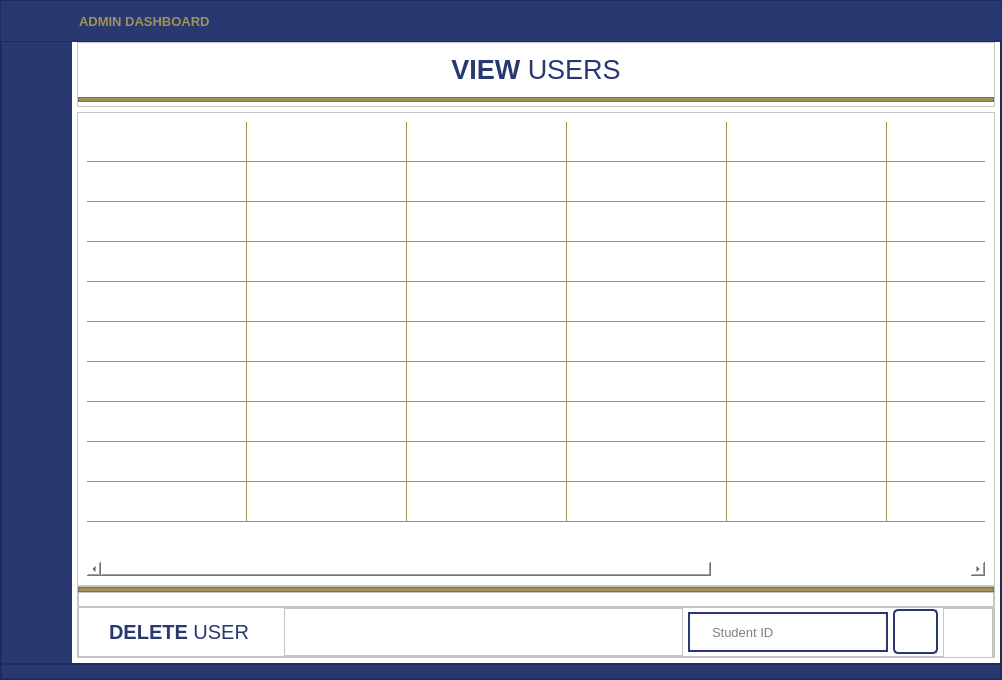
Above: main_screen.ui from JohnPhil28/SoftEng before the change. Below: the same form after it.
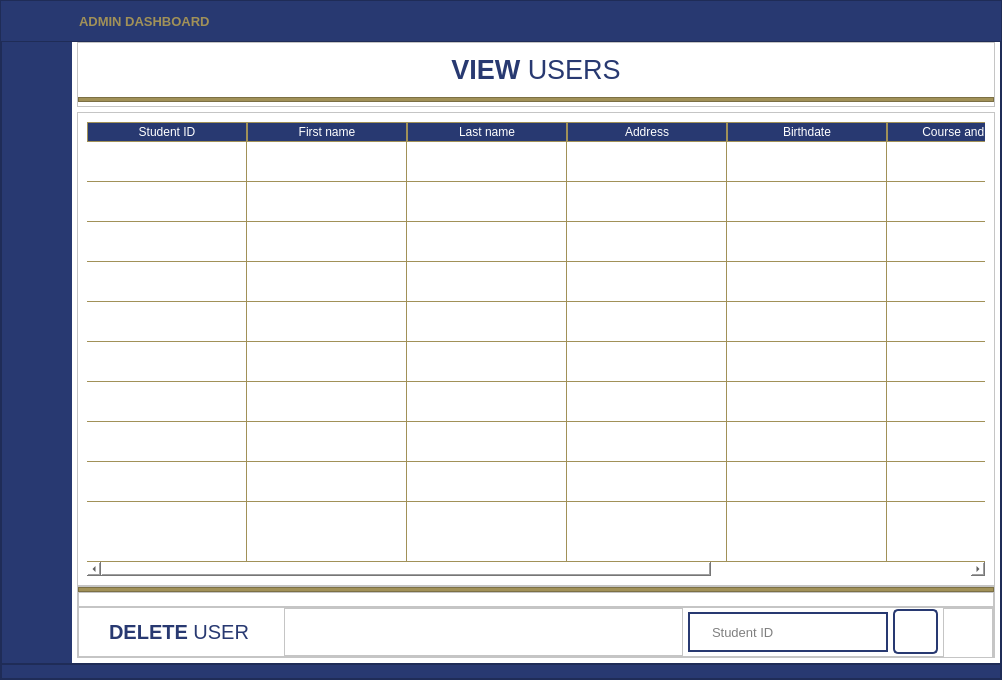
That is the form after the change. Icons and pictures are not drawn.

Patch:
```diff
--- a/main_screen.ui
+++ b/main_screen.ui
@@ -892,7 +892,7 @@
                        <number>8</number>
                       </property>
                       <attribute name="horizontalHeaderVisible">
-                       <bool>false</bool>
+                       <bool>true</bool>
                       </attribute>
                       <attribute name="horizontalHeaderCascadingSectionResizes">
                        <bool>false</bool>
@@ -910,7 +910,7 @@
                        <bool>true</bool>
                       </attribute>
                       <attribute name="horizontalHeaderStretchLastSection">
-                       <bool>false</bool>
+                       <bool>true</bool>
                       </attribute>
                       <attribute name="verticalHeaderVisible">
                        <bool>false</bool>
@@ -931,7 +931,7 @@
                        <bool>false</bool>
                       </attribute>
                       <attribute name="verticalHeaderStretchLastSection">
-                       <bool>false</bool>
+                       <bool>true</bool>
                       </attribute>
                       <row/>
                       <row/>
```
Left out of the diff: 4 changed lines with no effect on the pictures.
